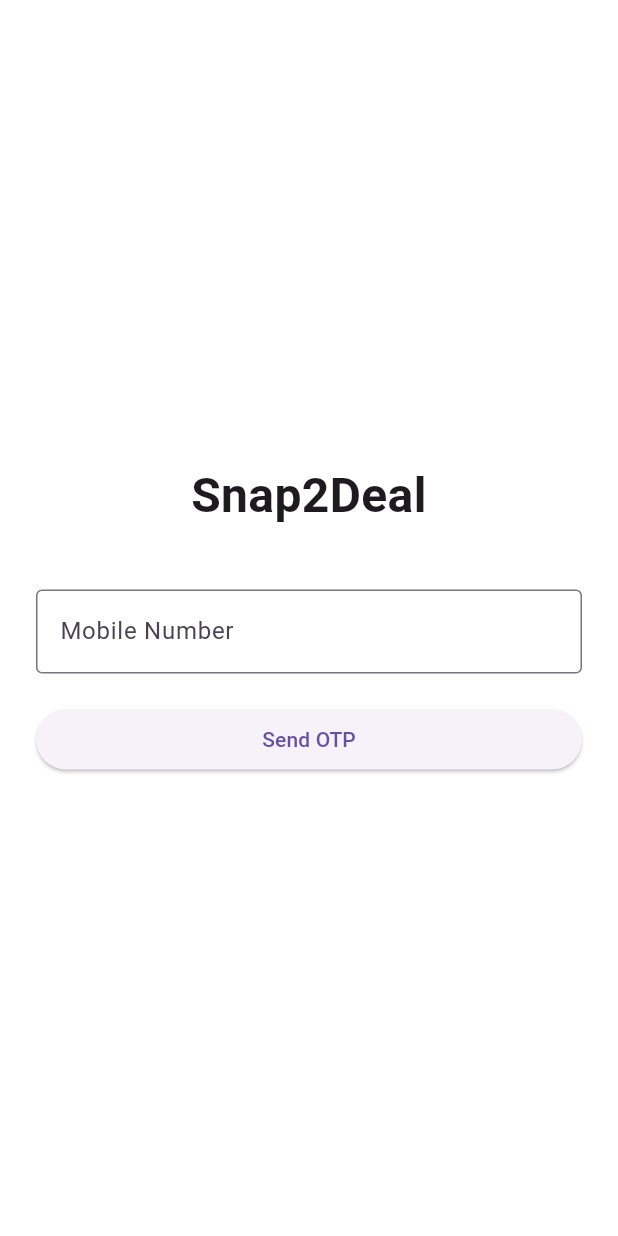
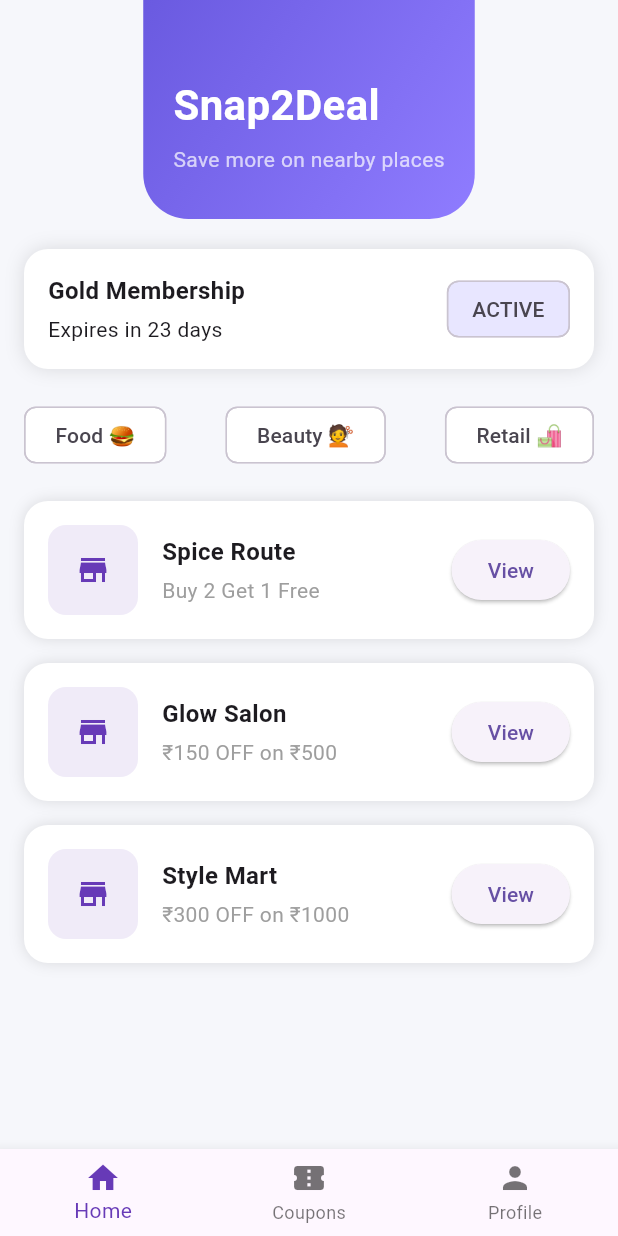
Before and after one commit to kalpdoshii/Snap2Deal, a Flutter app: the screen it shows after launch, on a phone screen of 412 x 824 dp. Run offline on Flutter 3.47's test engine with Material 3 defaults, Android fonts, the phone set to English and light mode, and no system bars; our stand-ins replace shared_preferences; missing offline and left inert: mobile_scanner.

Commit message:
Day 10: Redesigned Home screen UI to match design

```diff
--- a/snap2deal_app/lib/main.dart
+++ b/snap2deal_app/lib/main.dart
@@ -1,6 +1,8 @@
 import 'package:flutter/material.dart';
 import 'core/theme/app_theme.dart';
 import 'screens/auth/login_screen.dart';
+import 'screens/home/home_screen_v2.dart';
+
 
 void main() {
   runApp(const Snap2DealApp());
@@ -15,7 +17,7 @@ class Snap2DealApp extends StatelessWidget {
       debugShowCheckedModeBanner: false,
       title: 'Snap2Deal',
       theme: AppTheme.lightTheme,
-      home: const LoginScreen(),
+      home: const HomeScreenV2(),
     );
   }
 }
--- /dev/null
+++ b/snap2deal_app/lib/screens/home/home_screen_v2.dart
@@ -0,0 +1,250 @@
+import 'package:flutter/material.dart';
+import '../profile/profile_screen.dart';
+import '../home/coupon_list_screen.dart';
+
+class HomeScreenV2 extends StatelessWidget {
+  const HomeScreenV2({super.key});
+
+  @override
+  Widget build(BuildContext context) {
+    return Scaffold(
+      backgroundColor: const Color(0xFFF6F7FB),
+      bottomNavigationBar: BottomNavigationBar(
+        selectedItemColor: Colors.deepPurple,
+        items: const [
+          BottomNavigationBarItem(
+            icon: Icon(Icons.home),
+            label: "Home",
+          ),
+          BottomNavigationBarItem(
+            icon: Icon(Icons.confirmation_number),
+            label: "Coupons",
+          ),
+          BottomNavigationBarItem(
+            icon: Icon(Icons.person),
+            label: "Profile",
+          ),
+        ],
+        onTap: (index) {
+          if (index == 1) {
+            Navigator.push(
+              context,
+              MaterialPageRoute(builder: (_) => const CouponListScreen()),
+            );
+          }
+          if (index == 2) {
+            Navigator.push(
+              context,
+              MaterialPageRoute(builder: (_) => const ProfileScreen()),
+            );
+          }
+        },
+      ),
+      body: SingleChildScrollView(
+        child: Column(
+          children: [
+            // 🔥 Gradient Header
+            Container(
+              padding: const EdgeInsets.fromLTRB(20, 50, 20, 30),
+              decoration: const BoxDecoration(
+                gradient: LinearGradient(
+                  colors: [Color(0xFF6A5AE0), Color(0xFF8F7CFF)],
+                  begin: Alignment.topLeft,
+                  end: Alignment.bottomRight,
+                ),
+                borderRadius: BorderRadius.only(
+                  bottomLeft: Radius.circular(30),
+                  bottomRight: Radius.circular(30),
+                ),
+              ),
+              child: Column(
+                crossAxisAlignment: CrossAxisAlignment.start,
+                children: const [
+                  Text(
+                    "Snap2Deal",
+                    style: TextStyle(
+                      color: Colors.white,
+                      fontSize: 28,
+                      fontWeight: FontWeight.bold,
+                    ),
+                  ),
+                  SizedBox(height: 6),
+                  Text(
+                    "Save more on nearby places",
+                    style: TextStyle(color: Colors.white70),
+                  ),
+                ],
+              ),
+            ),
+
+            const SizedBox(height: 20),
+
+            // ⭐ Subscription Card
+            Padding(
+              padding: const EdgeInsets.symmetric(horizontal: 16),
+              child: Container(
+                padding: const EdgeInsets.all(16),
+                decoration: BoxDecoration(
+                  color: Colors.white,
+                  borderRadius: BorderRadius.circular(16),
+                  boxShadow: [
+                    BoxShadow(
+                      color: Colors.black12,
+                      blurRadius: 10,
+                    ),
+                  ],
+                ),
+                child: Row(
+                  mainAxisAlignment: MainAxisAlignment.spaceBetween,
+                  children: const [
+                    Column(
+                      crossAxisAlignment: CrossAxisAlignment.start,
+                      children: [
+                        Text(
+                          "Gold Membership",
+                          style: TextStyle(
+                              fontWeight: FontWeight.bold, fontSize: 16),
+                        ),
+                        SizedBox(height: 4),
+                        Text("Expires in 23 days"),
+                      ],
+                    ),
+                    Chip(
+                      label: Text("ACTIVE"),
+                      backgroundColor: Color(0xFFE8E6FF),
+                    ),
+                  ],
+                ),
+              ),
+            ),
+
+            const SizedBox(height: 20),
+
+            // 🧩 Categories
+            Padding(
+              padding: const EdgeInsets.symmetric(horizontal: 16),
+              child: Row(
+                mainAxisAlignment: MainAxisAlignment.spaceBetween,
+                children: const [
+                  CategoryChip(label: "Food 🍔"),
+                  CategoryChip(label: "Beauty 💇"),
+                  CategoryChip(label: "Retail 🛍️"),
+                ],
+              ),
+            ),
+
+            const SizedBox(height: 20),
+
+            // 🏪 Merchant Cards
+            Padding(
+              padding: const EdgeInsets.symmetric(horizontal: 16),
+              child: Column(
+                children: const [
+                  MerchantCard(
+                    name: "Spice Route",
+                    offer: "Buy 2 Get 1 Free",
+                  ),
+                  MerchantCard(
+                    name: "Glow Salon",
+                    offer: "₹150 OFF on ₹500",
+                  ),
+                  MerchantCard(
+                    name: "Style Mart",
+                    offer: "₹300 OFF on ₹1000",
+                  ),
+                ],
+              ),
+            ),
+
+            const SizedBox(height: 30),
+          ],
+        ),
+      ),
+    );
+  }
+}
+
+class CategoryChip extends StatelessWidget {
+  final String label;
+  const CategoryChip({required this.label, super.key});
+
+  @override
+  Widget build(BuildContext context) {
+    return Chip(
+      label: Text(label),
+      backgroundColor: Colors.white,
+      padding: const EdgeInsets.symmetric(horizontal: 12, vertical: 8),
+    );
+  }
+}
+
+class MerchantCard extends StatelessWidget {
+  final String name;
+  final String offer;
+
+  const MerchantCard({
+    required this.name,
+    required this.offer,
+    super.key,
+  });
+
+  @override
+  Widget build(BuildContext context) {
+    return Container(
+      margin: const EdgeInsets.only(bottom: 16),
+      padding: const EdgeInsets.all(16),
+      decoration: BoxDecoration(
+        color: Colors.white,
+        borderRadius: BorderRadius.circular(16),
+        boxShadow: [
+          BoxShadow(
+            color: Colors.black12,
+            blurRadius: 8,
+          ),
+        ],
+      ),
+      child: Row(
+        children: [
+          Container(
+            height: 60,
+            width: 60,
+            decoration: BoxDecoration(
+              color: Colors.deepPurple.withOpacity(0.1),
+              borderRadius: BorderRadius.circular(12),
+            ),
+            child: const Icon(Icons.store, color: Colors.deepPurple),
+          ),
+          const SizedBox(width: 16),
+          Expanded(
+            child: Column(
+              crossAxisAlignment: CrossAxisAlignment.start,
+              children: [
+                Text(
+                  name,
+                  style: const TextStyle(
+                      fontWeight: FontWeight.bold, fontSize: 16),
+                ),
+                const SizedBox(height: 4),
+                Text(
+                  offer,
+                  style: const TextStyle(color: Colors.grey),
+                ),
+              ],
+            ),
+          ),
+          ElevatedButton(
+            onPressed: () {
+              Navigator.push(
+                context,
+                MaterialPageRoute(
+                  builder: (_) => const CouponListScreen(),
+                ),
+              );
+            },
+            child: const Text("View"),
+          ),
+        ],
+      ),
+    );
+  }
+}
```
